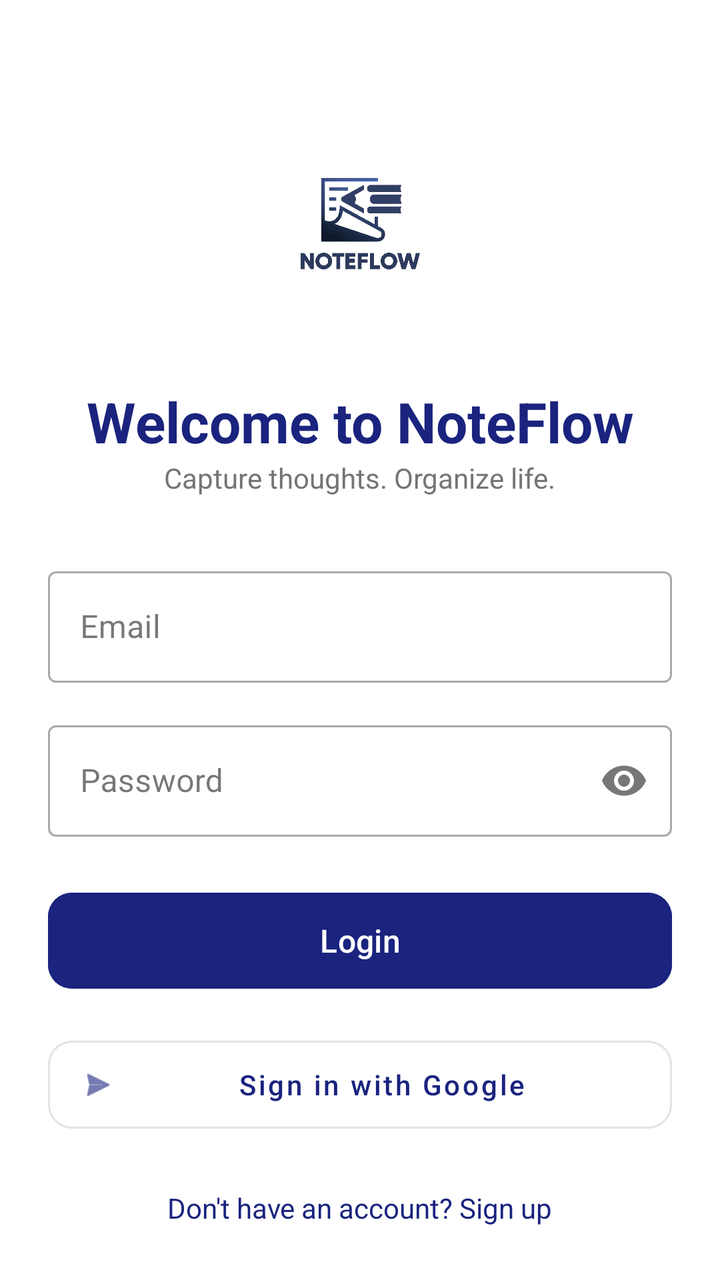
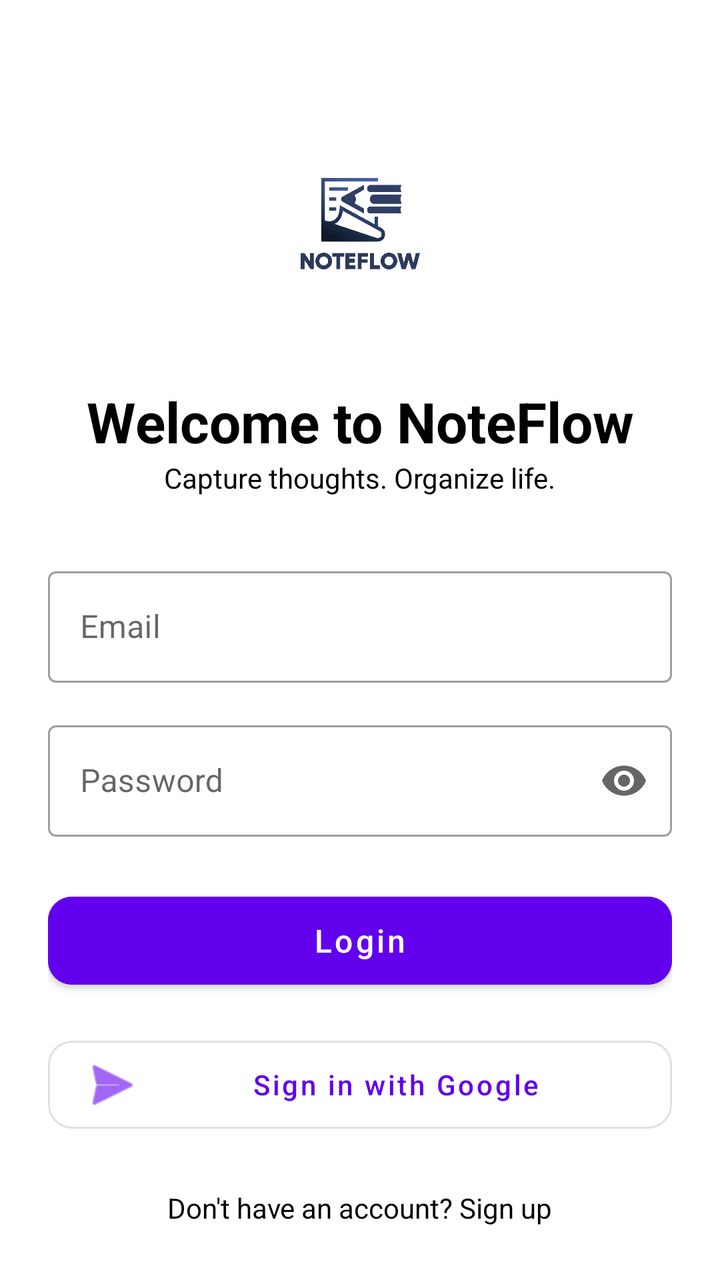

Two renders of the same Android screen: before a commit and after it. Below are the layout's source before the change and the commit's diff.
<!-- AndroidManifest.xml: application theme Theme.MediaNotesApp -->
<!-- res/layout/activity_login.xml -->
<?xml version="1.0" encoding="utf-8"?>
<androidx.constraintlayout.widget.ConstraintLayout xmlns:android="http://schemas.android.com/apk/res/android"
    xmlns:app="http://schemas.android.com/apk/res-auto"
    xmlns:tools="http://schemas.android.com/tools"
    android:layout_width="match_parent"
    android:layout_height="match_parent"
    android:background="#FFFFFF"
    android:padding="24dp">

    <ImageView
        android:id="@+id/ivLogo"
        android:layout_width="120dp"
        android:layout_height="120dp"
        android:layout_marginTop="32dp"
        android:src="@drawable/img"
        app:layout_constraintEnd_toEndOf="parent"
        app:layout_constraintStart_toStartOf="parent"
        app:layout_constraintTop_toTopOf="parent" />

    <TextView
        android:id="@+id/tvWelcome"
        android:layout_width="wrap_content"
        android:layout_height="wrap_content"
        android:layout_marginTop="16dp"
        android:text="Welcome to NoteFlow"
        android:textColor="#1A237E"
        android:textSize="28sp"
        android:textStyle="bold"
        app:layout_constraintEnd_toEndOf="parent"
        app:layout_constraintStart_toStartOf="parent"
        app:layout_constraintTop_toBottomOf="@id/ivLogo" />

    <TextView
        android:id="@+id/tvSlogan"
        android:layout_width="wrap_content"
        android:layout_height="wrap_content"
        android:text="Capture thoughts. Organize life."
        android:textColor="#757575"
        android:textSize="14sp"
        app:layout_constraintEnd_toEndOf="parent"
        app:layout_constraintStart_toStartOf="parent"
        app:layout_constraintTop_toBottomOf="@id/tvWelcome" />

    <com.google.android.material.textfield.TextInputLayout
        android:id="@+id/tilEmail"
        style="@style/Widget.MaterialComponents.TextInputLayout.OutlinedBox"
        android:layout_width="match_parent"
        android:layout_height="wrap_content"
        android:layout_marginTop="32dp"
        android:hint="Email"
        app:layout_constraintTop_toBottomOf="@id/tvSlogan">

        <com.google.android.material.textfield.TextInputEditText
            android:id="@+id/etEmail"
            android:layout_width="match_parent"
            android:layout_height="wrap_content"
            android:inputType="textEmailAddress" />
    </com.google.android.material.textfield.TextInputLayout>

    <com.google.android.material.textfield.TextInputLayout
        android:id="@+id/tilPassword"
        style="@style/Widget.MaterialComponents.TextInputLayout.OutlinedBox"
        android:layout_width="match_parent"
        android:layout_height="wrap_content"
        android:layout_marginTop="16dp"
        android:hint="Password"
        app:endIconMode="password_toggle"
        app:layout_constraintTop_toBottomOf="@id/tilEmail">

        <com.google.android.material.textfield.TextInputEditText
            android:id="@+id/etPassword"
            android:layout_width="match_parent"
            android:layout_height="wrap_content"
            android:inputType="textPassword" />
    </com.google.android.material.textfield.TextInputLayout>

    <Button
        android:id="@+id/btnLogin"
        android:layout_width="match_parent"
        android:layout_height="56dp"
        android:layout_marginTop="24dp"
        android:backgroundTint="#1A237E"
        android:text="Login"
        android:textAllCaps="false"
        android:textSize="16sp"
        app:cornerRadius="12dp"
        app:layout_constraintTop_toBottomOf="@id/tilPassword" />

    <com.google.android.material.button.MaterialButton
        android:id="@+id/btnGoogle"
        style="@style/Widget.MaterialComponents.Button.OutlinedButton"
        android:layout_width="match_parent"
        android:layout_height="56dp"
        android:layout_marginTop="16dp"
        android:text="Sign in with Google"
        android:textAllCaps="false"
        app:cornerRadius="12dp"
        app:icon="@android:drawable/ic_menu_send"
        app:layout_constraintTop_toBottomOf="@id/btnLogin" />

    <TextView
        android:id="@+id/tvGoToSignup"
        android:layout_width="wrap_content"
        android:layout_height="wrap_content"
        android:layout_marginTop="24dp"
        android:text="Don't have an account? Sign up"
        android:textColor="#1A237E"
        app:layout_constraintEnd_toEndOf="parent"
        app:layout_constraintStart_toStartOf="parent"
        app:layout_constraintTop_toBottomOf="@id/btnGoogle" />

    <ProgressBar
        android:id="@+id/progressBar"
        android:layout_width="wrap_content"
        android:layout_height="wrap_content"
        android:visibility="gone"
        app:layout_constraintBottom_toBottomOf="parent"
        app:layout_constraintEnd_toEndOf="parent"
        app:layout_constraintStart_toStartOf="parent"
        app:layout_constraintTop_toTopOf="parent" />

</androidx.constraintlayout.widget.ConstraintLayout>
<!-- resources referenced by this layout -->
<resources>
  <!-- drawable img: png bitmap (drawable, 206637 bytes) -->
  <style name="Theme.MediaNotesApp" parent="Base.Theme.MediaNotesApp" />
  <style name="Base.Theme.MediaNotesApp" parent="Theme.Material3.DayNight.NoActionBar">
          <item name="colorPrimary">@color/primary_deep</item>
          <item name="android:windowBackground">@color/background_soft</item>
          <item name="android:textColorPrimary">@color/text_primary</item>
      </style>
  <color name="primary_deep">#1A237E</color>
  <color name="background_soft">#F8F9FA</color>
  <color name="text_primary">#212121</color>
</resources>

<!-- the commit's change to res/layout/activity_login.xml (unified diff, before → after) -->
@@ -4,7 +4,7 @@
     xmlns:tools="http://schemas.android.com/tools"
     android:layout_width="match_parent"
     android:layout_height="match_parent"
-    android:background="#FFFFFF"
+    android:background="?attr/colorSurface"
     android:padding="24dp">
 
     <ImageView
@@ -23,7 +23,7 @@
         android:layout_height="wrap_content"
         android:layout_marginTop="16dp"
         android:text="Welcome to NoteFlow"
-        android:textColor="#1A237E"
+        android:textColor="?attr/colorOnSurface"
         android:textSize="28sp"
         android:textStyle="bold"
         app:layout_constraintEnd_toEndOf="parent"
@@ -35,7 +35,7 @@
         android:layout_width="wrap_content"
         android:layout_height="wrap_content"
         android:text="Capture thoughts. Organize life."
-        android:textColor="#757575"
+        android:textColor="?attr/colorOnSurface"
         android:textSize="14sp"
         app:layout_constraintEnd_toEndOf="parent"
         app:layout_constraintStart_toStartOf="parent"
@@ -74,12 +74,12 @@
             android:inputType="textPassword" />
     </com.google.android.material.textfield.TextInputLayout>
 
-    <Button
+    <com.google.android.material.button.MaterialButton
         android:id="@+id/btnLogin"
         android:layout_width="match_parent"
         android:layout_height="56dp"
         android:layout_marginTop="24dp"
-        android:backgroundTint="#1A237E"
+        android:backgroundTint="?attr/colorPrimary"
         android:text="Login"
         android:textAllCaps="false"
         android:textSize="16sp"
@@ -104,7 +104,7 @@
         android:layout_height="wrap_content"
         android:layout_marginTop="24dp"
         android:text="Don't have an account? Sign up"
-        android:textColor="#1A237E"
+        android:textColor="?attr/colorOnSurface"
         app:layout_constraintEnd_toEndOf="parent"
         app:layout_constraintStart_toStartOf="parent"
         app:layout_constraintTop_toBottomOf="@id/btnGoogle" />
<!-- resource entries referenced after the edit -->
@@ -1,14 +1,18 @@
 <!-- resources referenced by this layout -->
 <resources>
   <!-- drawable img: png bitmap (drawable, 206637 bytes) -->
-  <style name="Theme.MediaNotesApp" parent="Base.Theme.MediaNotesApp" />
-  <style name="Base.Theme.MediaNotesApp" parent="Theme.Material3.DayNight.NoActionBar">
-          <item name="colorPrimary">@color/primary_deep</item>
-          <item name="android:windowBackground">@color/background_soft</item>
-          <item name="android:textColorPrimary">@color/text_primary</item>
+  <style name="Theme.MediaNotesApp" parent="Theme.MediaNotes.Light" />
+  <style name="Theme.MediaNotes.Light" parent="Theme.MaterialComponents.DayNight.NoActionBar">
+          <item name="colorPrimary">@color/purple_500</item>
+          <item name="colorOnPrimary">@color/white</item>
+          <item name="colorSurface">@color/white</item>
+          <item name="colorOnSurface">@color/black</item>
+          <item name="android:windowBackground">?attr/colorSurface</item>
+          <item name="android:statusBarColor">?attr/colorSurface</item>
+          <item name="android:navigationBarColor">?attr/colorSurface</item>
       </style>
-  <color name="primary_deep">#1A237E</color>
-  <color name="background_soft">#F8F9FA</color>
-  <color name="text_primary">#212121</color>
+  <color name="purple_500">#FF6200EE</color>
+  <color name="white">#FFFFFFFF</color>
+  <color name="black">#FF000000</color>
 </resources>
 
